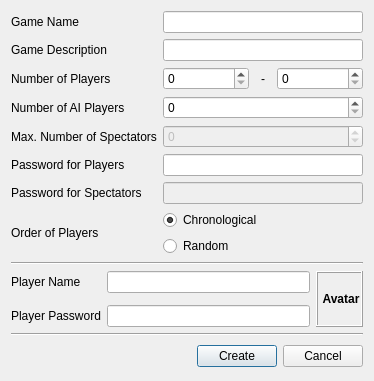
Before: the Qt Designer form src/client/creategamedialog.ui in Pouf842/poufmate, drawn with Qt 5.
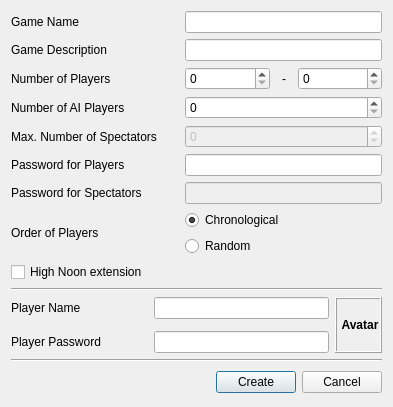
After: the same form once the commit is applied. Custom widgets are drawn as their Qt base class.

Patch:
```diff
--- a/src/client/creategamedialog.ui
+++ b/src/client/creategamedialog.ui
@@ -5,9 +5,9 @@
   <property name="geometry">
    <rect>
     <x>0</x>
-    <y>8</y>
-    <width>374</width>
-    <height>369</height>
+    <y>0</y>
+    <width>393</width>
+    <height>377</height>
    </rect>
   </property>
   <property name="sizePolicy">
@@ -70,7 +70,7 @@
      </item>
     </layout>
    </item>
-   <item row="14" column="0" colspan="3">
+   <item row="15" column="0" colspan="3">
     <spacer name="horizontalSpacer">
      <property name="orientation">
       <enum>Qt::Horizontal</enum>
@@ -149,17 +149,17 @@
      </property>
     </widget>
    </item>
-   <item row="10" column="1" colspan="4">
+   <item row="11" column="1" colspan="4">
     <widget class="QLineEdit" name="lineEditPlayerName"/>
    </item>
-   <item row="14" column="3">
+   <item row="15" column="3">
     <widget class="QPushButton" name="pushButtonCreate">
      <property name="text">
       <string>Create</string>
      </property>
     </widget>
    </item>
-   <item row="14" column="4" colspan="2">
+   <item row="15" column="4" colspan="2">
     <widget class="QPushButton" name="pushButtonCancel">
      <property name="text">
       <string>Cancel</string>
@@ -179,7 +179,7 @@
    <item row="3" column="2" colspan="4">
     <widget class="QSpinBox" name="spinBoxAIPlayers"/>
    </item>
-   <item row="10" column="0">
+   <item row="11" column="0">
     <widget class="QLabel" name="label_7">
      <property name="sizePolicy">
       <sizepolicy hsizetype="Preferred" vsizetype="Preferred">
@@ -195,7 +195,7 @@
      </property>
     </widget>
    </item>
-   <item row="12" column="0">
+   <item row="13" column="0">
     <widget class="QLabel" name="label_9">
      <property name="toolTip">
       <string>You can set your password here. This password will be required to reconnect to your player in case of disconnection.</string>
@@ -208,7 +208,7 @@
      </property>
     </widget>
    </item>
-   <item row="10" column="5" rowspan="3">
+   <item row="11" column="5" rowspan="3">
     <widget class="client::SelectPlayerIconWidget" name="selectPlayerIconWidget">
      <property name="frameShape">
       <enum>QFrame::Box</enum>
@@ -225,10 +225,10 @@
      </property>
     </widget>
    </item>
-   <item row="12" column="1" colspan="4">
+   <item row="13" column="1" colspan="4">
     <widget class="QLineEdit" name="lineEditPlayerPassword"/>
    </item>
-   <item row="13" column="0" colspan="6">
+   <item row="14" column="0" colspan="6">
     <widget class="Line" name="line_2">
      <property name="orientation">
       <enum>Qt::Horizontal</enum>
@@ -294,7 +294,7 @@
      </property>
     </widget>
    </item>
-   <item row="9" column="0" colspan="6">
+   <item row="10" column="0" colspan="6">
     <widget class="Line" name="line">
      <property name="orientation">
       <enum>Qt::Horizontal</enum>
@@ -314,6 +314,13 @@
      </property>
     </widget>
    </item>
+   <item row="9" column="0">
+    <widget class="QCheckBox" name="checkBoxHighNoon">
+     <property name="text">
+      <string>High Noon extension</string>
+     </property>
+    </widget>
+   </item>
   </layout>
  </widget>
  <customwidgets>
```
